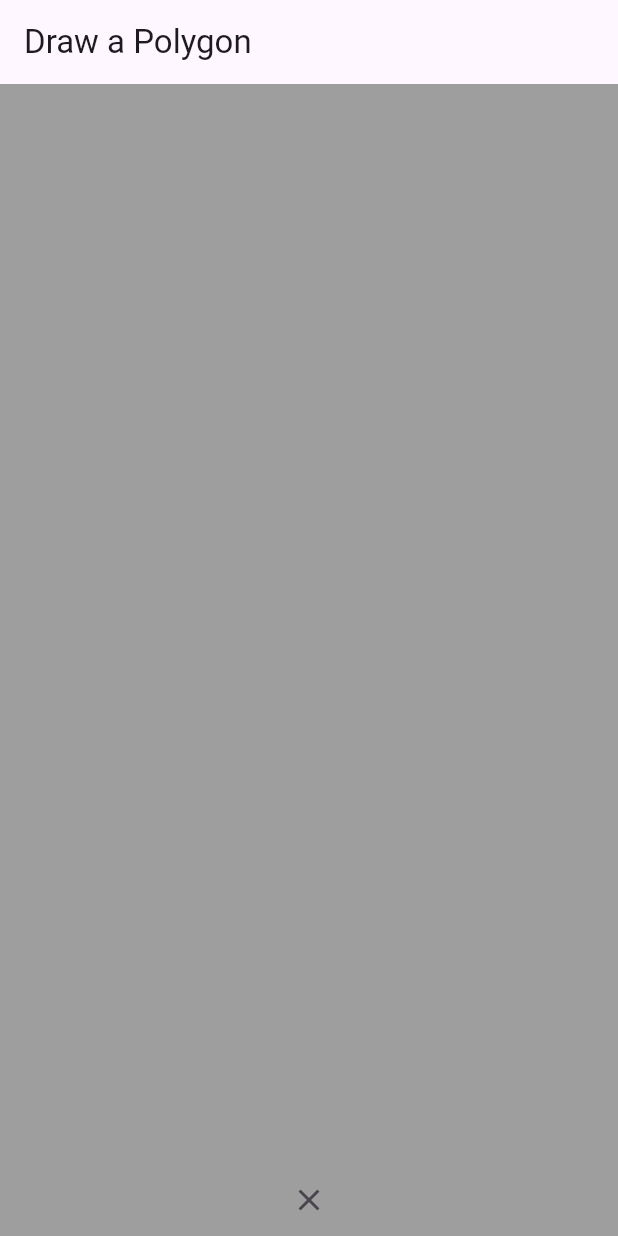
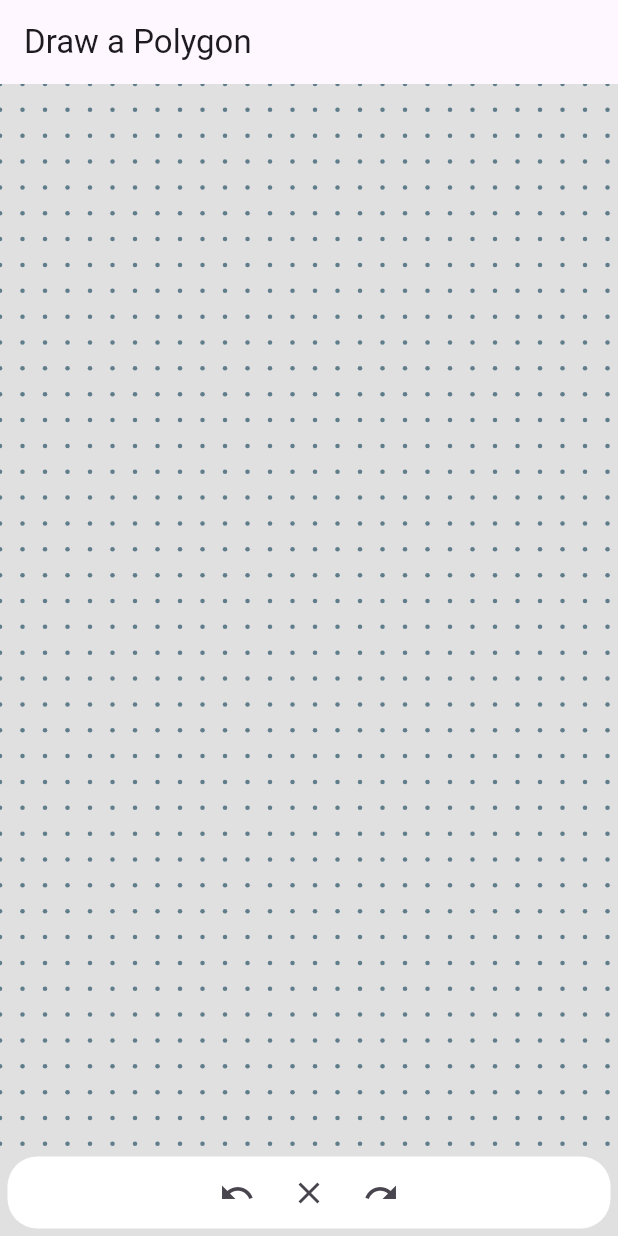
Before and after one commit to metal-reigns/polygon_painter, a Flutter app: the screen it shows after launch, after a tap on the "clear" icon, on a phone screen of 412 x 824 dp. Run offline on Flutter 3.47's test engine with Material 3 defaults, Android fonts, the phone set to English and light mode, and no system bars.

Commit message:
added new functions on polygon painter

```diff
--- a/lib/main.dart
+++ b/lib/main.dart
@@ -6,6 +6,6 @@ import 'package:provider/provider.dart';
 void main() => runApp(
       ChangeNotifierProvider(
         create: (context) => PolygonProvider(),
-        child: MyApp(),
+        child: const MyApp(),
       ),
     );
--- a/lib/ui/widgets/app/my_app.dart
+++ b/lib/ui/widgets/app/my_app.dart
@@ -2,16 +2,18 @@ import 'package:flutter/material.dart';
 import 'package:polygon_painter/ui/widgets/polygon_painters/polygon_painter_widget.dart';
 
 class MyApp extends StatelessWidget {
+  const MyApp({super.key});
+
   @override
   Widget build(BuildContext context) {
     return MaterialApp(
       title: 'Polygon Drawer',
       home: Scaffold(
-        backgroundColor: Colors.grey,
+        backgroundColor: Colors.grey[300],
         appBar: AppBar(
           title: const Text('Draw a Polygon'),
         ),
-        body: PolygonDrawingWidget(),
+        body: const PolygonDrawingWidget(),
       ),
     );
   }
--- /dev/null
+++ b/lib/ui/widgets/polygon_painters/painter_background.dart
@@ -0,0 +1,43 @@
+import 'package:flutter/material.dart';
+
+class PainterBackgroundWidget extends StatelessWidget {
+  const PainterBackgroundWidget({super.key});
+
+  @override
+  Widget build(BuildContext context) {
+    return LayoutBuilder(
+      builder: (context, constraints) {
+        return CustomPaint(
+          size: Size(constraints.maxWidth, constraints.maxHeight),
+          painter: PainterBackground(context),
+        );
+      },
+    );
+  }
+}
+
+class PainterBackground extends CustomPainter {
+  final BuildContext context;
+  PainterBackground(this.context);
+
+  @override
+  void paint(Canvas canvas, Size size) {
+    var paint = Paint()
+      ..color = Colors.blueGrey
+      ..strokeCap = StrokeCap.round;
+
+    double dotSize = 1.5; // Размер точки
+    // Расстояние между точками адаптируется к ширине и высоте экрана
+    double stepX = size.width / MediaQuery.of(context).size.width * 15;
+    double stepY = size.height / MediaQuery.of(context).size.height * 20;
+
+    for (double x = 0; x <= size.width; x += stepX) {
+      for (double y = 0; y <= size.height; y += stepY) {
+        canvas.drawCircle(Offset(x, y), dotSize, paint);
+      }
+    }
+  }
+
+  @override
+  bool shouldRepaint(CustomPainter oldDelegate) => false;
+}
--- a/lib/ui/widgets/polygon_painters/polygon_painter_model.dart
+++ b/lib/ui/widgets/polygon_painters/polygon_painter_model.dart
@@ -4,7 +4,7 @@ class PolygonPainter extends CustomPainter {
   final List<Offset> points;
   final Offset? temporaryPoint;
   final bool isClosed;
-  final Function(int) getLineLength;
+  final Function(Offset, Offset) getLineLength;
 
   PolygonPainter({
     required this.points,
@@ -16,7 +16,7 @@ class PolygonPainter extends CustomPainter {
   @override
   void paint(Canvas canvas, Size size) {
     final paint = Paint()
-      ..color = isClosed ? Colors.white : Colors.black
+      ..color = Colors.black
       ..strokeWidth = 3
       ..style = PaintingStyle.stroke;
 
@@ -31,10 +31,10 @@ class PolygonPainter extends CustomPainter {
       } else {
         path.lineTo(points[i].dx, points[i].dy);
 
-        // Отображение длины линии
+        // Расчет и отображение длины каждого отрезка
         final textSpan = TextSpan(
-          text: '${getLineLength(i - 1).toStringAsFixed(2)}',
-          style: const TextStyle(color: Colors.black, fontSize: 12),
+          text: '${(points[i] - points[i - 1]).distance.toStringAsFixed(2)}',
+          style: TextStyle(color: Colors.black, fontSize: 12),
         );
         textPainter.text = textSpan;
         textPainter.layout();
@@ -47,12 +47,41 @@ class PolygonPainter extends CustomPainter {
       }
     }
 
-    if (temporaryPoint != null && points.isNotEmpty) {
-      path.lineTo(temporaryPoint!.dx, temporaryPoint!.dy);
+    // Замыкание и заливка фигуры, если она замкнута
+    if (isClosed && points.isNotEmpty) {
+      path.close();
+      paint.color = Colors.white;
+      paint.style = PaintingStyle.fill;
+      canvas.drawPath(path, paint);
+
+      paint.color = Colors.black;
+      paint.style = PaintingStyle.stroke;
+      canvas.drawPath(path, paint);
+    } else {
+      canvas.drawPath(path, paint);
     }
 
-    canvas.drawPath(path, paint);
+    // Рисование временной линии и отображение её длины
+    if (temporaryPoint != null && points.isNotEmpty) {
+      paint.color = Colors.black;
+      paint.style = PaintingStyle.stroke;
+      canvas.drawLine(points.last, temporaryPoint!, paint);
 
+      final textSpan = TextSpan(
+        text: (points.last - temporaryPoint!).distance.toStringAsFixed(2),
+        style: const TextStyle(color: Colors.black, fontSize: 12),
+      );
+      textPainter.text = textSpan;
+      textPainter.layout();
+      final midPoint = Offset(
+        (points.last.dx + temporaryPoint!.dx) / 2,
+        (points.last.dy + temporaryPoint!.dy) / 2,
+      );
+      textPainter.paint(canvas,
+          midPoint - Offset(textPainter.width / 2, textPainter.height / 2));
+    }
+
+    // Рисуем точки поверх всего
     for (var point in points) {
       canvas.drawCircle(point, 5, Paint()..color = Colors.black);
     }
--- a/lib/ui/widgets/polygon_painters/polygon_painter_widget.dart
+++ b/lib/ui/widgets/polygon_painters/polygon_painter_widget.dart
@@ -1,9 +1,12 @@
 import 'package:flutter/material.dart';
+import 'package:polygon_painter/ui/widgets/polygon_painters/painter_background.dart';
 import 'package:polygon_painter/ui/widgets/polygon_painters/polygon_painter_model.dart';
 import 'package:polygon_painter/ui/widgets/polygon_providers/polygon_provider_model.dart';
 import 'package:provider/provider.dart';
 
 class PolygonDrawingWidget extends StatefulWidget {
+  const PolygonDrawingWidget({super.key});
+
   @override
   _PolygonDrawingWidgetState createState() => _PolygonDrawingWidgetState();
 }
@@ -11,7 +14,6 @@ class PolygonDrawingWidget extends StatefulWidget {
 class _PolygonDrawingWidgetState extends State<PolygonDrawingWidget> {
   @override
   Widget build(BuildContext context) {
-    final provider = Provider.of<PolygonProvider>(context);
     return Consumer<PolygonProvider>(
       builder: (context, provider, child) {
         return GestureDetector(
@@ -24,6 +26,9 @@ class _PolygonDrawingWidgetState extends State<PolygonDrawingWidget> {
           onPanEnd: (details) {
             provider.endDrawing();
           },
+          child: Column(
+            children: [
+              Expanded(
                 child: CustomPaint(
                   painter: PolygonPainter(
                     points: provider.points,
@@ -31,13 +36,32 @@ class _PolygonDrawingWidgetState extends State<PolygonDrawingWidget> {
                     temporaryPoint: provider.temporaryPoint,
                     isClosed: provider.isPolygonClosed(),
                   ),
-            child: Container(
-              alignment: Alignment.bottomCenter,
-              child: IconButton(
-                onPressed: () {},
+                  child: const PainterBackgroundWidget(),
+                ),
+              ),
+              Container(
+                margin: const EdgeInsets.all(5),
+                decoration: BoxDecoration(
+                  color: Colors.white,
+                  borderRadius: BorderRadius.circular(20),
+                ),
+                child: Row(
+                  mainAxisAlignment: MainAxisAlignment.center,
+                  children: [
+                    IconButton(
+                      onPressed: provider.undo,
+                      icon: const Icon(Icons.undo),
+                    ),
+                    IconButton(
+                      onPressed: provider.clearDrawing,
                       icon: const Icon(Icons.clear),
                     ),
+                    IconButton(
+                        onPressed: provider.redo, icon: const Icon(Icons.redo)),
+                  ],
                 ),
+              ),
+            ],
           ),
         );
       },
```
Also changed, not shown: lib/ui/widgets/polygon_providers/polygon_provider_model.dart (+30 -39 lines). Lines whose indentation alone changed are shown as unchanged.
